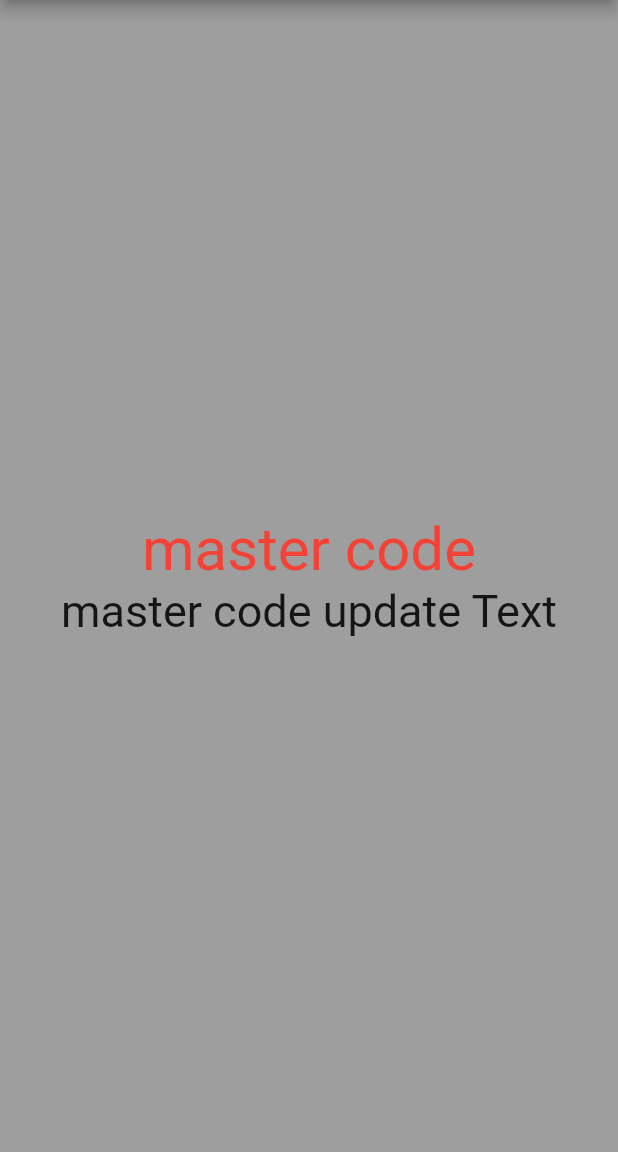
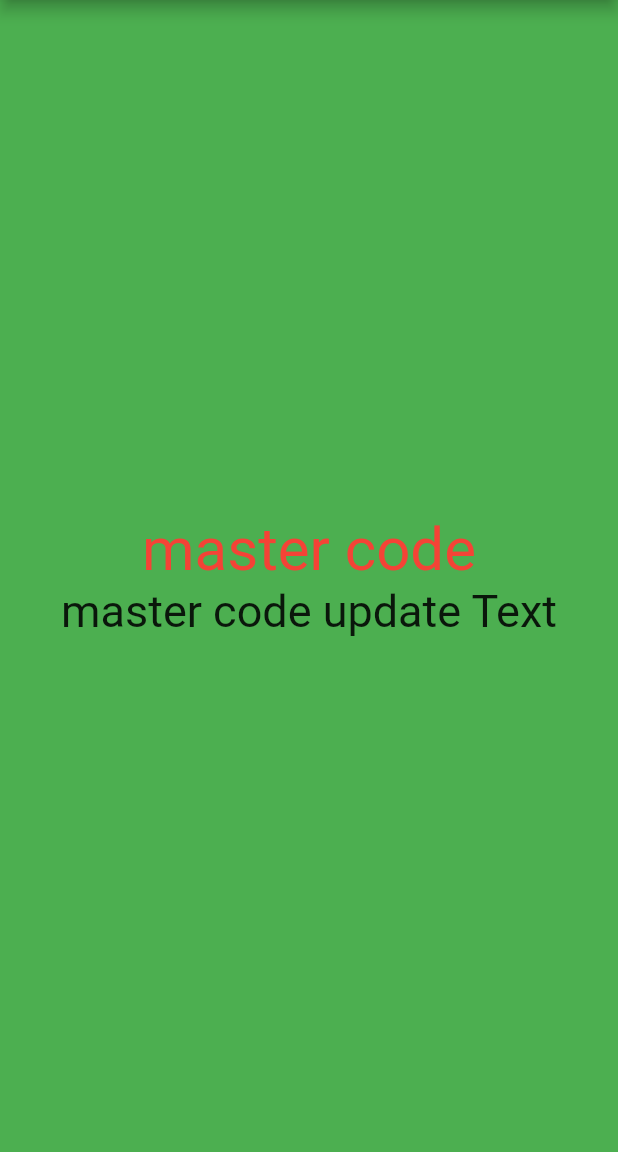
Before and after one commit to jami000/demo-git, a Flutter app: the screen it shows after launch, on a phone screen of 412 x 824 dp, the part 84-1236 px from its top. Run offline on Flutter 3.47's test engine with Material 2 defaults, Android fonts, the phone set to English and light mode, and no system bars.

Commit message:
main update background color

```diff
--- a/demogit_test/lib/main.dart
+++ b/demogit_test/lib/main.dart
@@ -34,7 +34,7 @@ class _MyHomePageState extends State<MyHomePage> {
       appBar: AppBar(
         title: Text(widget.title),
       ),
-      backgroundColor: Colors.black38,
+      backgroundColor: Colors.green,
       body: Center(
         child: Column(
           mainAxisAlignment: MainAxisAlignment.center,
```
